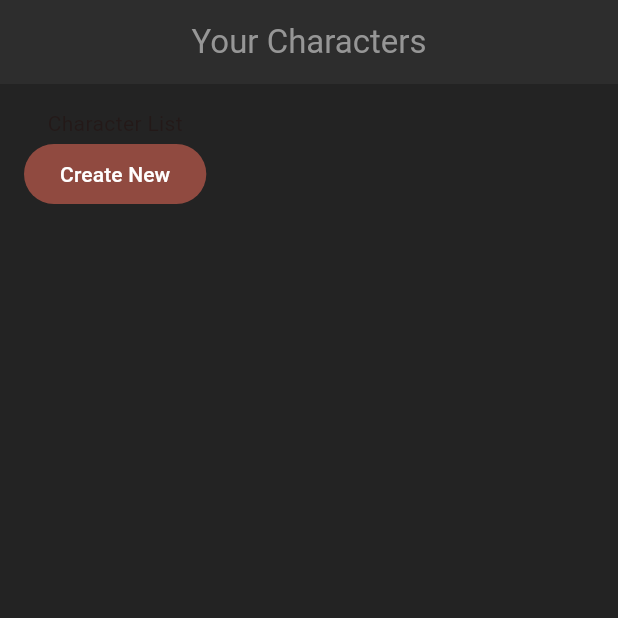
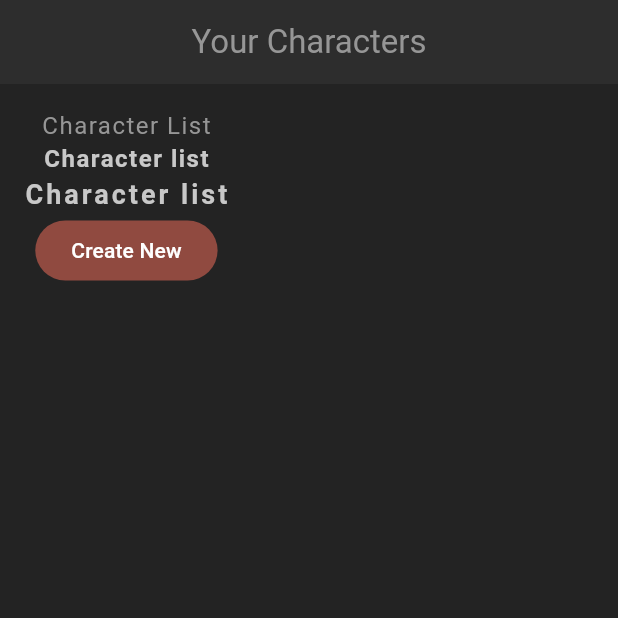
Before and after one commit to wendyyyanto/rpg_characters_app, a Flutter app: the screen it shows after launch, on a phone screen of 412 x 824 dp, the top half of it. Run offline on Flutter 3.47's test engine with Material 3 defaults, Android fonts, the phone set to English and light mode, and no system bars.

Commit message:
[ADD] text theme

```diff
--- a/lib/screens/home/home.dart
+++ b/lib/screens/home/home.dart
@@ -19,6 +19,14 @@ class _HomeState extends State<Home> {
             child: Column(
               children: [
                 const Text('Character List'),
+                Text(
+                  'Character list',
+                  style: Theme.of(context).textTheme.headlineMedium,
+                ),
+                Text(
+                  'Character list',
+                  style: Theme.of(context).textTheme.titleMedium,
+                ),
                 FilledButton(onPressed: () {}, child: const Text('Create New'))
               ],
             )));
```
Also changed, not shown: lib/theme.dart (+14 -1 lines).
